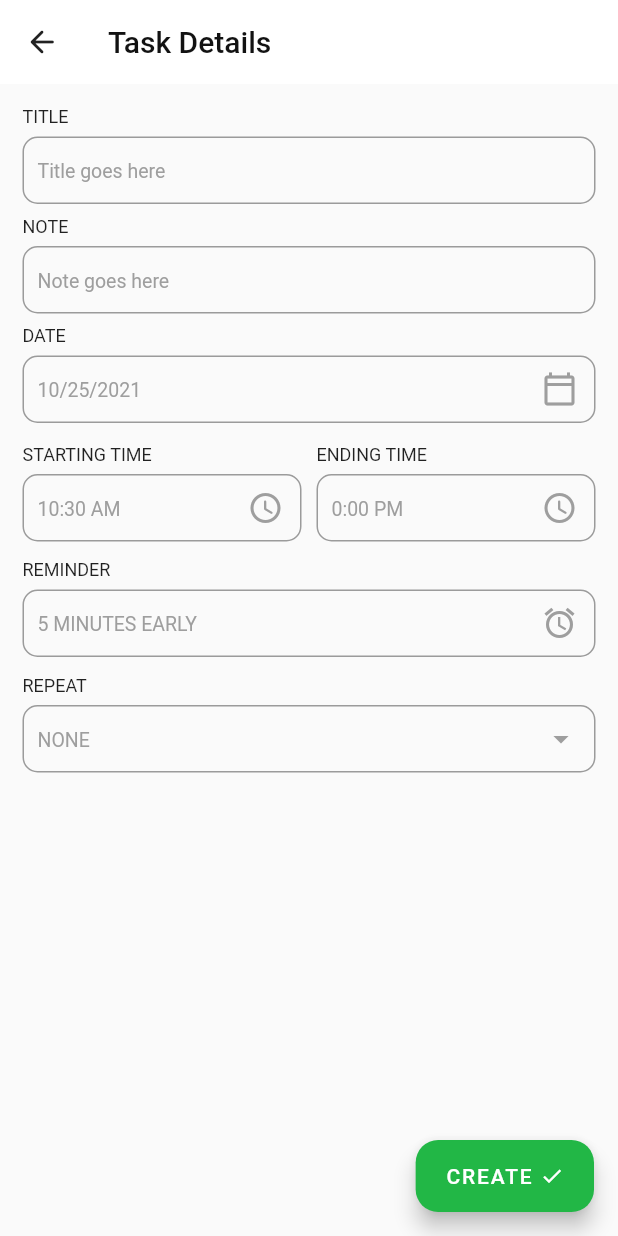
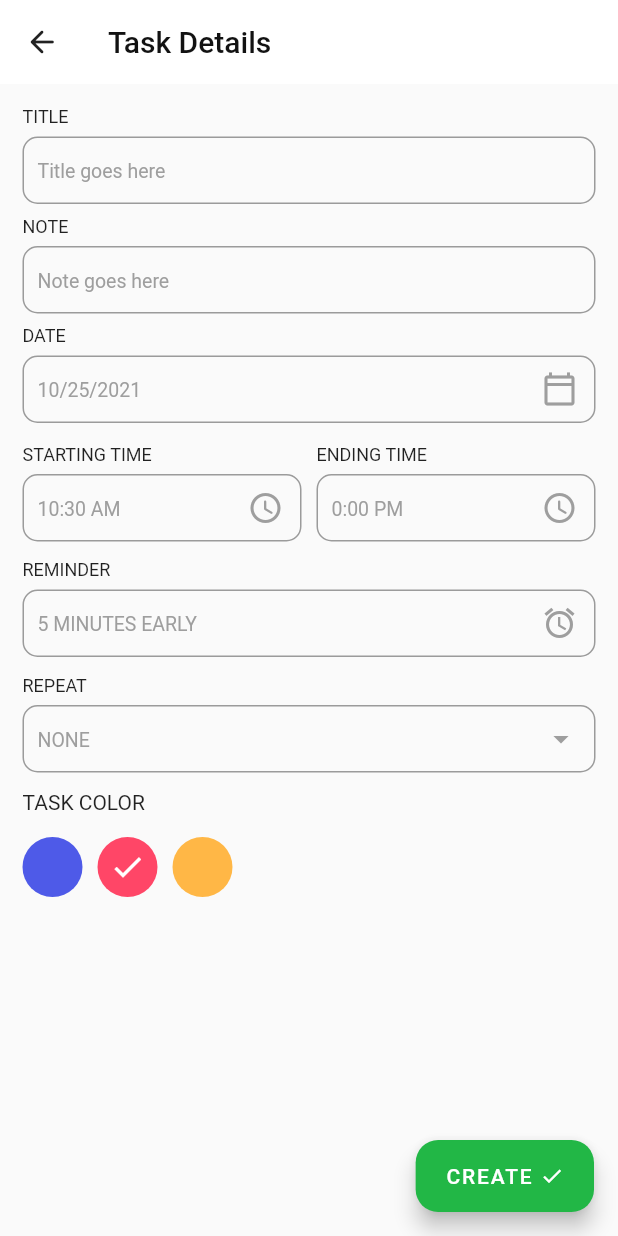
Before and after one commit to yonasalexx/todo_app, a Flutter app: the screen it shows after launch, after a tap on "NEW TASK", on a phone screen of 412 x 824 dp. Run offline on Flutter 3.47's test engine with Material 2 defaults, Android fonts, the phone set to English and light mode, and no system bars; our stand-ins replace date_picker_timeline, get, get_storage.

Commit message:
build color palette as a theme for single task

```diff
--- a/lib/screens/add_task_screen.dart
+++ b/lib/screens/add_task_screen.dart
@@ -1,3 +1,5 @@
+import 'dart:math';
+
 import 'package:flutter/material.dart';
 import 'package:get/get.dart';
 import 'package:intl/intl.dart';
@@ -22,6 +24,9 @@ class _AddTaskScreenState extends State<AddTaskScreen> {
 
   List<String> repeatList = ['NONE', 'EVERYDAY', 'WEEKLY', 'MONTHLY'];
   String selectedRepeat = 'NONE';
+
+  int selectedTaskTheme = Random().nextInt(3);
+
   @override
   Widget build(BuildContext context) {
     return Scaffold(
@@ -30,6 +35,7 @@ class _AddTaskScreenState extends State<AddTaskScreen> {
         child: Padding(
           padding: const EdgeInsets.all(15),
           child: Column(
+            crossAxisAlignment: CrossAxisAlignment.start,
             children: [
               const MyTextField(
                 title: 'TITLE',
@@ -138,6 +144,8 @@ class _AddTaskScreenState extends State<AddTaskScreen> {
                   ),
                 ),
               ),
+              const SizedBox(height: 12),
+              _buildColorPalette(),
             ],
           ),
         ),
@@ -149,6 +157,40 @@ class _AddTaskScreenState extends State<AddTaskScreen> {
         },
         icon: Icons.done,
       ),
+    );
+  }
+
+  Column _buildColorPalette() {
+    return Column(
+      crossAxisAlignment: CrossAxisAlignment.start,
+      children: [
+        const Text('TASK COLOR'),
+        const SizedBox(height: 10),
+        Wrap(
+          children: List<Widget>.generate(3, (index) {
+            return GestureDetector(
+              onTap: () => selectedTaskTheme = index,
+              child: Padding(
+                padding: const EdgeInsets.only(right: 10, top: 5),
+                child: CircleAvatar(
+                  radius: 20,
+                  backgroundColor: index == 0
+                      ? AppColor.blue
+                      : index == 1
+                          ? AppColor.pink
+                          : AppColor.yellow,
+                  child: selectedTaskTheme == index
+                      ? const Icon(
+                          Icons.done,
+                          color: Colors.white,
+                        )
+                      : const SizedBox(),
+                ),
+              ),
+            );
+          }),
+        ),
+      ],
     );
   }
 
```
